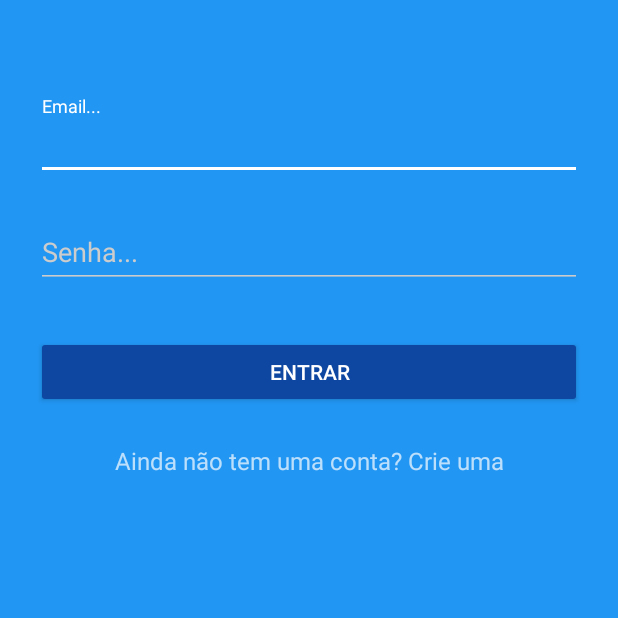
After one commit to romuloufrpe/MyMovies, an Android app: the LoginActivity screen opened directly, with no data from a screen before it, on a phone screen of 412 x 824 dp, the top half of it. The commit adds this screen. Run offline under Robolectric (Android 15) with nearby library versions, the phone set to English and light mode, and no system bars; our stand-ins replace Firebase (no records; nobody signed in at launch, a user with empty details on screens opened directly).

Commit message:
Tela login, Registro Ok

```diff
--- a/app/build.gradle
+++ b/app/build.gradle
@@ -49,6 +49,9 @@ dependencies {
     compile 'com.firebaseui:firebase-ui-storage:1.0.0'
     compile 'com.squareup.picasso:picasso:2.5.2'
     compile 'com.google.android.gms:play-services-auth:10.0.0'
+    compile 'com.android.support:design:25.0.1'
+    compile 'com.jakewharton:butterknife:7.0.1'
+    compile 'com.theartofdev.edmodo:android-image-cropper:2.3.+'
     testCompile 'junit:junit:4.12'
 }
 apply plugin: 'com.google.gms.google-services'
--- /dev/null
+++ b/app/src/main/java/br/com/tecplus/meusfilmes/LoginActivity.java
@@ -0,0 +1,138 @@
+package br.com.tecplus.meusfilmes;
+
+import android.app.ProgressDialog;
+import android.content.Intent;
+import android.support.annotation.NonNull;
+import android.support.v7.app.AppCompatActivity;
+import android.os.Bundle;
+import android.text.TextUtils;
+import android.view.View;
+import android.widget.Button;
+import android.widget.EditText;
+import android.widget.TextView;
+import android.widget.Toast;
+
+import com.google.android.gms.tasks.OnCompleteListener;
+import com.google.android.gms.tasks.Task;
+import com.google.firebase.auth.AuthResult;
+import com.google.firebase.auth.FirebaseAuth;
+import com.google.firebase.database.DataSnapshot;
+import com.google.firebase.database.DatabaseError;
+import com.google.firebase.database.DatabaseReference;
+import com.google.firebase.database.FirebaseDatabase;
+import com.google.firebase.database.ValueEventListener;
+
+public class LoginActivity extends AppCompatActivity {
+
+    private EditText mLoginField;
+    private EditText mLoginPasswordField;
+    private TextView mLoginCriar;
+
+    private Button mLoginBtn;
+    private Button mCreateAccount;
+
+    private ProgressDialog mProgress;
+
+    private FirebaseAuth mAuth;
+    private DatabaseReference mDataBaseUsers;
+
+    @Override
+    protected void onCreate(Bundle savedInstanceState) {
+        super.onCreate(savedInstanceState);
+        setContentView(R.layout.activity_login);
+
+        mAuth = FirebaseAuth.getInstance();
+        mDataBaseUsers = FirebaseDatabase.getInstance().getReference().child("Users");
+        mDataBaseUsers.keepSynced(true);
+
+        mProgress = new ProgressDialog(this);
+
+        mLoginField = (EditText)findViewById(R.id.loginEmailField);
+        mLoginPasswordField = (EditText)findViewById(R.id.loginpasswordField);
+        mLoginCriar = (TextView)findViewById(R.id.link_signup);
+        mLoginBtn = (Button)findViewById(R.id.loginBtn);
+
+        mLoginBtn.setOnClickListener(new View.OnClickListener() {
+            @Override
+            public void onClick(View view) {
+
+                checkLogin();
+
+            }
+        });
+
+        mLoginCriar.setOnClickListener(new View.OnClickListener() {
+            @Override
+            public void onClick(View view) {
+
+                Intent mainIntent = new Intent(LoginActivity.this, RegisterActivity.class);
+                mainIntent.addFlags(Intent.FLAG_ACTIVITY_CLEAR_TOP);
+                startActivity(mainIntent);
+
+            }
+        });
+    }
+
+    private void checkLogin() {
+
+
+        String email = mLoginField.getText().toString().trim();
+        String password = mLoginPasswordField.getText().toString().trim();
+
+        if (!TextUtils.isEmpty(email) && !TextUtils.isEmpty(password)){
+            mProgress.setMessage("Entrando");
+            mProgress.show();
+
+            mAuth.signInWithEmailAndPassword(email, password).addOnCompleteListener(new OnCompleteListener<AuthResult>() {
+                @Override
+                public void onComplete(@NonNull Task<AuthResult> task) {
+
+                    if (task.isSuccessful()){
+                        mProgress.dismiss();
+
+                        checkUserExist();
+
+                    }else {
+                        mProgress.dismiss();
+                        Toast.makeText(LoginActivity.this, "Erro ao fazer login email ou senha incorretos",Toast.LENGTH_LONG).show();
+                    }
+                }
+            });
+
+
+        }
+    }
+
+    private void checkUserExist() {
+
+
+        final String user_id = mAuth.getCurrentUser().getUid();
+
+        mDataBaseUsers.addValueEventListener(new ValueEventListener() {
+            @Override
+            public void onDataChange(DataSnapshot dataSnapshot) {
+
+                if (dataSnapshot.hasChild(user_id)){
+
+                    Intent mainIntent = new Intent(LoginActivity.this, MainActivity.class);
+                    mainIntent.addFlags(Intent.FLAG_ACTIVITY_CLEAR_TOP);
+                    startActivity(mainIntent);
+
+                }else {
+
+                    Intent setupIntent = new Intent(LoginActivity.this, SetupActivity.class);
+                    setupIntent.addFlags(Intent.FLAG_ACTIVITY_CLEAR_TOP);
+                    startActivity(setupIntent);
+
+                }
+
+            }
+
+            @Override
+            public void onCancelled(DatabaseError databaseError) {
+
+            }
+        });
+
+    }
+}
--- /dev/null
+++ b/app/src/main/res/layout/activity_login.xml
@@ -0,0 +1,75 @@
+<?xml version="1.0" encoding="utf-8"?>
+<ScrollView xmlns:android="http://schemas.android.com/apk/res/android"
+    android:layout_width="fill_parent"
+    android:layout_height="fill_parent"
+    android:fitsSystemWindows="true">
+
+    <LinearLayout
+        android:orientation="vertical"
+        android:layout_width="match_parent"
+        android:layout_height="wrap_content"
+        android:paddingTop="56dp"
+        android:paddingLeft="24dp"
+        android:paddingRight="24dp">
+
+
+        <!--<ImageView android:src="@drawable/logo"
+            android:layout_width="wrap_content"
+            android:layout_height="72dp"
+            android:layout_marginBottom="24dp"
+            android:layout_gravity="center_horizontal" />-->
+
+        <!--  Email Label -->
+        <android.support.design.widget.TextInputLayout
+            android:layout_width="match_parent"
+            android:layout_height="wrap_content"
+            android:layout_marginTop="8dp"
+            android:layout_marginBottom="8dp">
+            <EditText android:id="@+id/loginEmailField"
+                android:layout_width="match_parent"
+                android:layout_height="wrap_content"
+                android:inputType="textEmailAddress"
+                android:hint="@string/email" />
+        </android.support.design.widget.TextInputLayout>
+
+
+        <!--  Password Label -->
+        <android.support.design.widget.TextInputLayout
+            android:layout_width="match_parent"
+            android:layout_height="wrap_content"
+            android:layout_marginTop="8dp"
+            android:layout_marginBottom="8dp">
+            <EditText android:id="@+id/loginpasswordField"
+                android:layout_width="match_parent"
+                android:layout_height="wrap_content"
+                android:inputType="textPassword"
+                android:hint="@string/password"/>
+        </android.support.design.widget.TextInputLayout>
+
+
+        <android.support.v7.widget.AppCompatButton
+            android:id="@+id/loginBtn"
+            android:layout_width="fill_parent"
+            android:layout_height="wrap_content"
+            android:layout_marginTop="24dp"
+            android:layout_marginBottom="24dp"
+            android:padding="12dp"
+            android:text="@string/login"/>
+
+                <!--<Button
+                    android:text="@string/criar_conta"
+                    android:layout_width="match_parent"
+                    android:layout_height="wrap_content"
+                    android:id="@+id/button3"
+                    android:layout_alignParentBottom="true"
+                    android:layout_centerHorizontal="true" />-->
+
+        <TextView android:id="@+id/link_signup"
+            android:layout_width="fill_parent"
+            android:layout_height="wrap_content"
+            android:layout_marginBottom="24dp"
+            android:text="Ainda não tem uma conta? Crie uma"
+            android:gravity="center"
+            android:textSize="16dip"/>
+    </LinearLayout>
+</ScrollView>
--- a/app/src/main/res/menu/main_menu.xml
+++ b/app/src/main/res/menu/main_menu.xml
@@ -11,4 +11,8 @@
         android:title="@string/settings"
         app:showAsAction="never"/>
 
+    <item android:id="@+id/action_logout"
+        android:title="@string/logout"
+        app:showAsAction="never"/>
+
 </menu>
--- a/app/src/main/res/values/colors.xml
+++ b/app/src/main/res/values/colors.xml
@@ -1,7 +1,24 @@
 <?xml version="1.0" encoding="utf-8"?>
 <resources>
-    <color name="colorPrimary">#3F51B5</color>
-    <color name="colorPrimaryDark">#303F9F</color>
+    <color name="colorPrimary">#2196F3</color>
+    <color name="colorPrimaryDark">#1976D2</color>
     <color name="colorAccent">#ff5722</color>
     <color name="grayColor">#c2c2c2</color>
+
+
+
+    <color name="primary">#2196F3</color>
+    <color name="primary_dark">#1976D2</color>
+    <color name="primary_darker">#0D47A1</color>
+    <color name="accent">#FFFFFF</color>
+
+    <color name="black">#000000</color>
+    <color name="jet">#222222</color>
+    <color name="oil">#333333</color>
+    <color name="monsoon">#777777</color>
+    <color name="jumbo">#888888</color>
+    <color name="aluminum">#999999</color>
+    <color name="base">#AAAAAA</color>
+    <color name="iron">#CCCCCC</color>
+    <color name="white">#FFFFFF</color>
 </resources>
--- a/app/src/main/res/values/strings.xml
+++ b/app/src/main/res/values/strings.xml
@@ -6,4 +6,14 @@
     <string name="titulo">Título</string>
     <string name="desc_filme">O que achou do filme ?</string>
     <string name="val_filme">Quantas estrelas merece o filme</string>
+    <string name="nome">Seu nome</string>
+    <string name="email">Email...</string>
+    <string name="password">Senha...</string>
+    <string name="criar">Criar conta</string>
+    <string name="logout">Logout</string>
+    <string name="login">Entrar</string>
+    <string name="criar_conta">Crie uma conta</string>
+    <string name="configuracoes">Configurações</string>
+    <string name="adc_name">Digite seu nome</string>
+    <string name="finalizar_setuo">Finaliza</string>
 </resources>
--- a/app/src/main/res/values/styles.xml
+++ b/app/src/main/res/values/styles.xml
@@ -8,4 +8,26 @@
         <item name="colorAccent">@color/colorAccent</item>
     </style>
 
+    <style name="AppTheme.Dark" parent="Theme.AppCompat.NoActionBar">
+        <item name="colorPrimary">@color/primary</item>
+        <item name="colorPrimaryDark">@color/primary_dark</item>
+        <item name="colorAccent">@color/accent</item>
+
+        <item name="android:windowBackground">@color/primary</item>
+
+        <item name="colorControlNormal">@color/iron</item>
+        <item name="colorControlActivated">@color/white</item>
+        <item name="colorControlHighlight">@color/white</item>
+        <item name="android:textColorHint">@color/iron</item>
+
+        <item name="colorButtonNormal">@color/primary_darker</item>
+        <item name="android:colorButtonNormal">@color/primary_darker</item>
+    </style>
+
+    <style name="AppTheme.Dark.Dialog" parent="Theme.AppCompat.Dialog">
+        <item name="colorAccent">@color/white</item>
+        <item name="android:textColorPrimary">@color/iron</item>
+        <item name="android:background">@color/primary</item>
+    </style>
+
 </resources>
```
Also changed, not shown: app/src/main/AndroidManifest.xml (+10 -1 lines), app/src/main/java/br/com/tecplus/meusfilmes/MainActivity.java (+74 -0 lines), app/src/main/java/br/com/tecplus/meusfilmes/RegisterActivity.java (added, +94 -0 lines), app/src/main/java/br/com/tecplus/meusfilmes/SetupActivity.java (added, +73 -0 lines), app/src/main/java/br/com/tecplus/meusfilmes/SimpleBlog.java (added, +28 -0 lines), app/src/main/res/layout/activity_register.xml (added, +80 -0 lines), app/src/main/res/layout/activity_setup.xml (added, +42 -0 lines), app/src/main/res/mipmap-xxxhdpi/profile.png (added).
